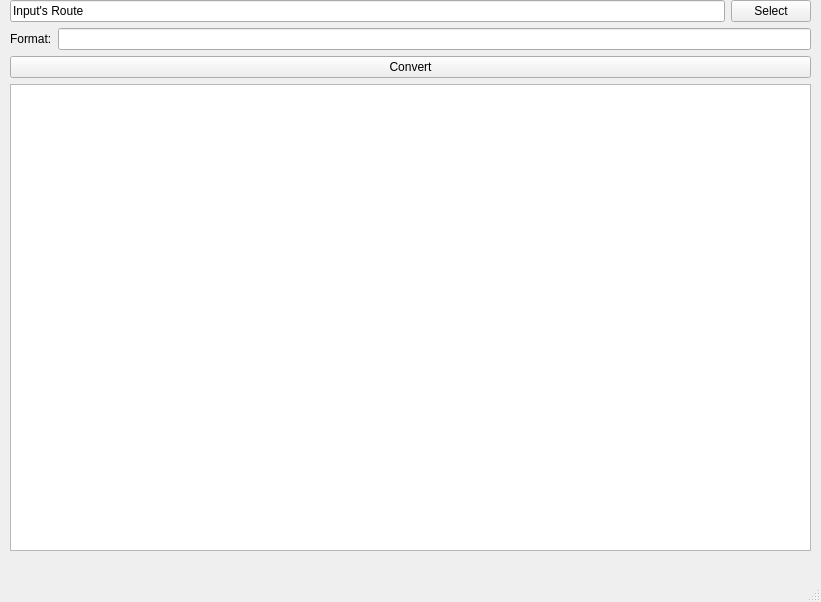
Before: the Qt Designer form Conversor/mainwindow.ui in Esbe-meow/ConversorGUI, drawn with Qt 5.
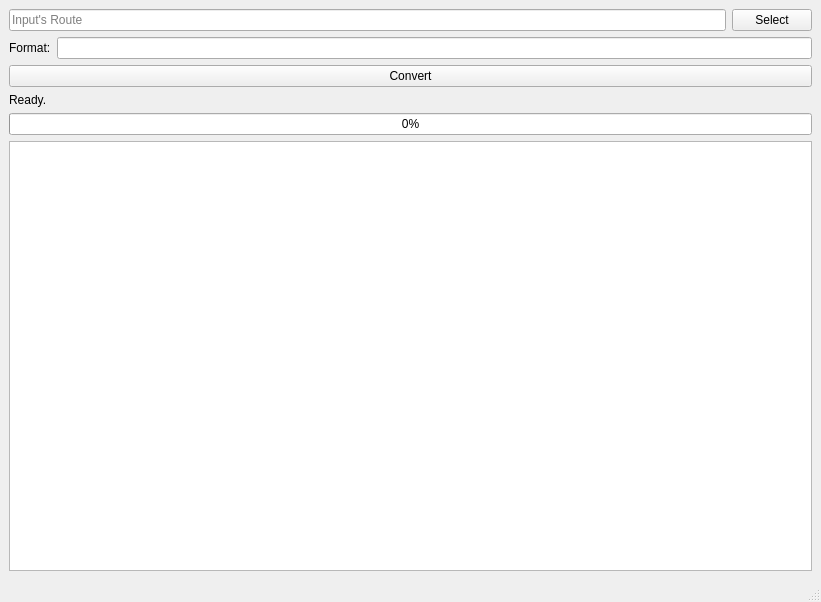
After: the same form once the commit is applied.

Patch:
```diff
--- a/Conversor/mainwindow.ui
+++ b/Conversor/mainwindow.ui
@@ -10,64 +10,16 @@
     <height>602</height>
    </rect>
   </property>
-  <property name="sizePolicy">
-   <sizepolicy hsizetype="Fixed" vsizetype="Fixed">
-    <horstretch>0</horstretch>
-    <verstretch>0</verstretch>
-   </sizepolicy>
-  </property>
-  <property name="maximumSize">
-   <size>
-    <width>821</width>
-    <height>602</height>
-   </size>
-  </property>
   <property name="windowTitle">
    <string>MainWindow</string>
   </property>
   <widget class="QWidget" name="centralwidget">
-   <property name="sizePolicy">
-    <sizepolicy hsizetype="Ignored" vsizetype="Ignored">
-     <horstretch>0</horstretch>
-     <verstretch>0</verstretch>
-    </sizepolicy>
-   </property>
-   <property name="minimumSize">
-    <size>
-     <width>821</width>
-     <height>557</height>
-    </size>
-   </property>
-   <property name="maximumSize">
-    <size>
-     <width>822</width>
-     <height>558</height>
-    </size>
-   </property>
-   <property name="sizeIncrement">
-    <size>
-     <width>0</width>
-     <height>0</height>
-    </size>
-   </property>
-   <property name="locale">
-    <locale language="English" country="Spain"/>
-   </property>
-   <widget class="QWidget" name="layoutWidget">
-    <property name="geometry">
-     <rect>
-      <x>10</x>
-      <y>0</y>
-      <width>801</width>
-      <height>551</height>
-     </rect>
-    </property>
-    <layout class="QVBoxLayout" name="verticalLayout_2">
+   <layout class="QVBoxLayout" name="verticalLayout">
      <item>
       <layout class="QHBoxLayout" name="horizontalLayout_2">
        <item>
         <widget class="QLineEdit" name="lineInput">
-         <property name="text">
+        <property name="placeholderText">
           <string>Input's Route</string>
          </property>
         </widget>
@@ -91,11 +43,7 @@
         </widget>
        </item>
        <item>
-        <widget class="QLineEdit" name="lineFormat">
-         <property name="text">
-          <string/>
-         </property>
-        </widget>
+       <widget class="QLineEdit" name="lineFormat"/>
        </item>
       </layout>
      </item>
@@ -106,6 +54,20 @@
        </property>
       </widget>
      </item>
+    <item>
+     <widget class="QLabel" name="labelStatus">
+      <property name="text">
+       <string>Ready.</string>
+      </property>
+     </widget>
+    </item>
+    <item>
+     <widget class="QProgressBar" name="progressBar">
+      <property name="value">
+       <number>0</number>
+      </property>
+     </widget>
+    </item>
      <item>
       <widget class="QPlainTextEdit" name="plainTextEdit">
        <property name="readOnly">
@@ -114,7 +76,6 @@
       </widget>
      </item>
     </layout>
-   </widget>
   </widget>
   <widget class="QMenuBar" name="menubar">
    <property name="geometry">
```
Lines whose indentation alone changed are shown as unchanged.
